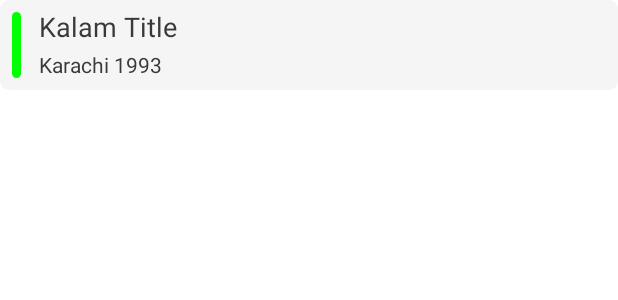
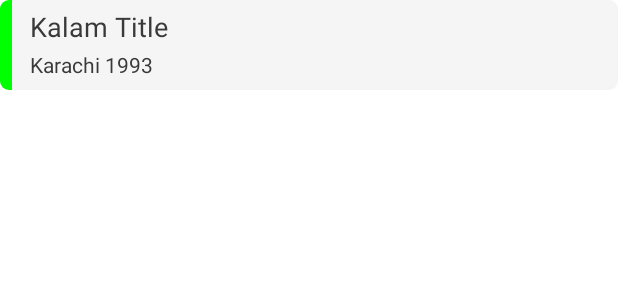
Before and after one commit to sufiishq/sufiishq-mobile, an Android app built with Jetpack Compose: the @Preview function KalamItemLightPreview, on a phone screen of 412 x 824 dp. Shown: the top 300 px of the screen. Run offline under Robolectric (Android 15) with nearby library versions, the phone set to English and light mode, and no system bars; our stand-ins replace livedata-compose, paging.

Commit message:
update kalam card item ui

```diff
--- a/app/src/main/java/pk/sufiishq/app/MainActivity.kt
+++ b/app/src/main/java/pk/sufiishq/app/MainActivity.kt
@@ -265,15 +265,14 @@ fun KalamItem(matColors: Colors, track: Track, gradientColors: List<Long>, kalam
                 .height(60.dp)
                 .fillMaxWidth()
                 .clip(backgroundShape)
-                .background(matColors.primaryVariant)
-                .padding(8.dp),
+                .background(matColors.primaryVariant),
             verticalAlignment = Alignment.CenterVertically
         ) {
 
-            val boxShape = RoundedCornerShape(5.dp)
+            val boxShape = RoundedCornerShape(topStart = 6.dp, topEnd = 0.dp, bottomStart = 6.dp, bottomEnd = 0.dp)
             Box(modifier = Modifier
                 .fillMaxHeight()
-                .width(6.dp)
+                .width(8.dp)
                 .clip(boxShape)
                 .background(brush = Brush.verticalGradient(listOf(startColor, endColor))))
 
@@ -281,7 +280,7 @@ fun KalamItem(matColors: Colors, track: Track, gradientColors: List<Long>, kalam
                 modifier = Modifier
                     .fillMaxHeight()
                     .fillMaxWidth()
-                    .padding(start = 12.dp),
+                    .padding(start = 12.dp, top = 8.dp, end = 8.dp, bottom = 8.dp),
                 verticalArrangement = Arrangement.SpaceBetween
             ) {
                 // kalam title
```
